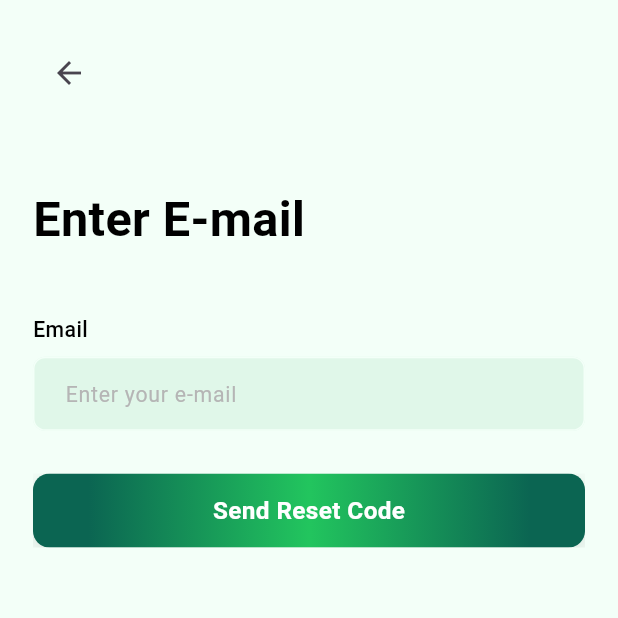
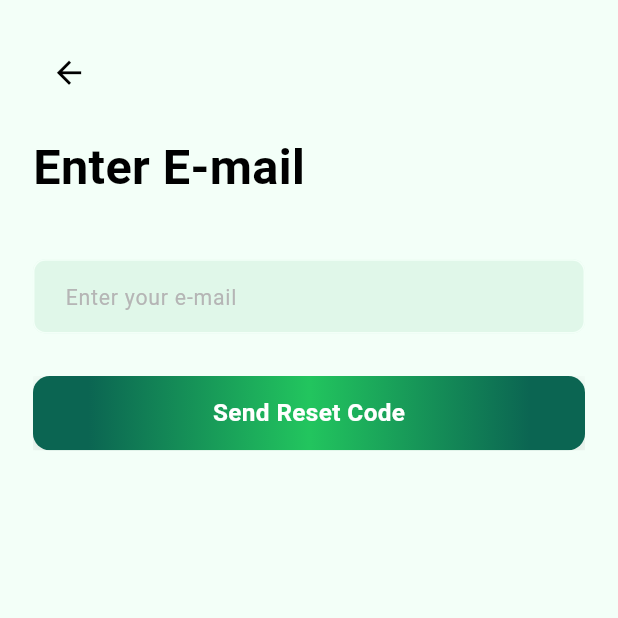
Before and after one commit to KaziAsif406/MealNexa_Meal_Planner_App, a Flutter app: the ForgotPassScreen screen opened by its route, on a phone screen of 412 x 824 dp, the top half of it. Run offline on Flutter 3.47's test engine with Material 3 defaults, Android fonts, the phone set to English and light mode, and no system bars; our stand-ins replace dio, flutter_screenutil, get, get_it, get_storage; accounts and stored records are empty.

Commit message:
Forgot Password Page Complete

```diff
--- a/lib/features/auth/sign_in/presentation/forgot_pass.dart
+++ b/lib/features/auth/sign_in/presentation/forgot_pass.dart
@@ -3,8 +3,6 @@ import 'package:flutter_screenutil/flutter_screenutil.dart';
 import 'package:template_flutter/features/auth/sign_in/presentation/widgets/forgot_pass_form.dart';
 // import 'package:template_flutter/constants/text_font_style.dart';
 import '../../../../helpers/ui_helpers.dart';
-import '../../../../helpers/all_routes.dart';
-import 'widgets/sign_in_form.dart';
 import '/gen/colors.gen.dart';
 
 class ForgotPassScreen extends StatefulWidget {
@@ -28,10 +26,19 @@ class _ForgotPassScreenState extends State<ForgotPassScreen> {
             crossAxisAlignment: CrossAxisAlignment.start,
             children: [
               IconButton(
-                onPressed: () => Navigator.pop(context),
-                icon: Icon(Icons.arrow_back),
+                onPressed: () => Navigator.of(context).pop(),
+                // padding: EdgeInsets.zero,
+                // constraints: BoxConstraints(
+                //   minWidth: 0,
+                //   minHeight: 0,
+                // ),
+                icon: Icon(
+                  Icons.arrow_back,
+                  color: AppColors.c000000,
+                  size: 24.sp,
+                ),
               ),
-              UIHelper.verticalSpace(50.h),
+              UIHelper.verticalSpace(16.h),
               // Header Section
               Text(
                 'Enter E-mail',
@@ -41,7 +48,7 @@ class _ForgotPassScreenState extends State<ForgotPassScreen> {
                   color: AppColors.c000000,
                 ),
               ),
-              UIHelper.verticalSpace(40.h),
+              UIHelper.verticalSpace(10.h),
               // Form Section
               ForgotPassForm(
                 onResetCodeSent: _handleSendResetCode,
--- a/lib/features/auth/sign_in/presentation/widgets/forgot_pass_form.dart
+++ b/lib/features/auth/sign_in/presentation/widgets/forgot_pass_form.dart
@@ -1,4 +1,4 @@
-import 'package:flutter/gestures.dart';
+// import 'package:flutter/gestures.dart';
 import 'package:flutter/material.dart';
 import 'package:flutter_screenutil/flutter_screenutil.dart';
 // import 'package:template_flutter/constants/text_font_style.dart';
@@ -6,7 +6,7 @@ import 'package:template_flutter/helpers/ui_helpers.dart';
 import '/common_widgets/custom_button.dart';
 import '/common_widgets/custom_textform_field.dart';
 import '/constants/validator.dart';
-import '/gen/colors.gen.dart';
+// import '/gen/colors.gen.dart';
 
 class ForgotPassForm extends StatefulWidget {
   const ForgotPassForm({
@@ -52,7 +52,7 @@ class _ForgotPassFormState extends State<ForgotPassForm> {
         crossAxisAlignment: CrossAxisAlignment.stretch,
         children: [
           CustomTextFormField(
-            label: 'Email',
+            label: '',
             hintText: 'Enter your e-mail',
             controller: _emailController,
             keyboardType: TextInputType.emailAddress,
```
Also changed, not shown: pubspec.yaml (+0 -49 lines).
